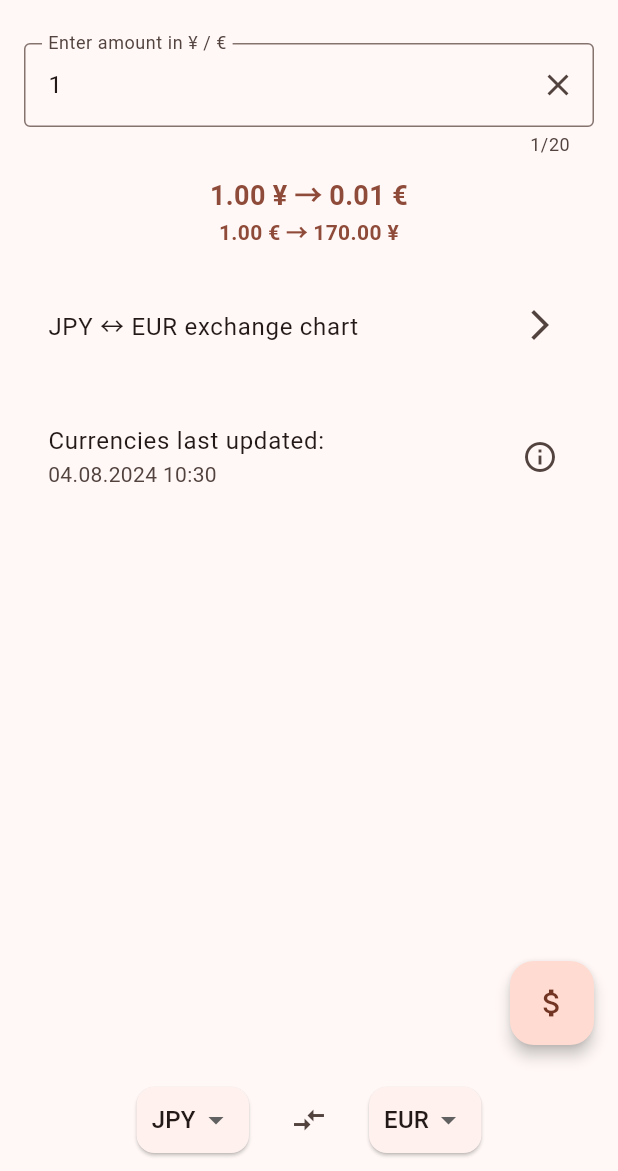
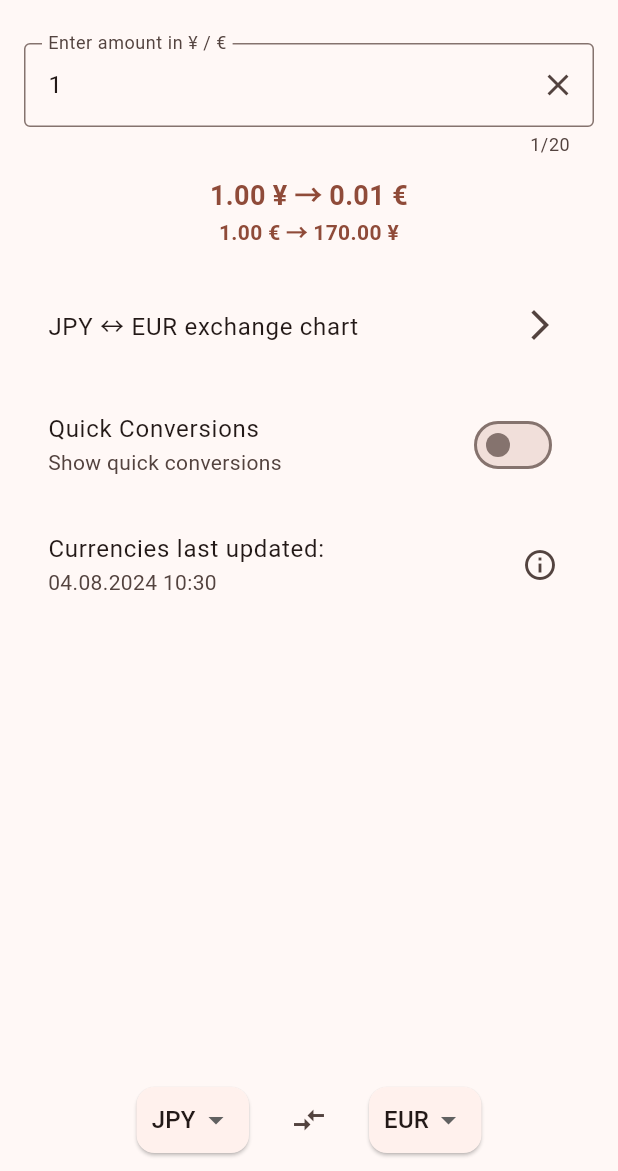
Before and after one commit to yurtemre7/paren, a Flutter app: the screen it shows after launch, on a phone screen of 412 x 824 dp, the part 65-1236 px from its top. Run offline on Flutter 3.47's test engine with Material 3 defaults, Android fonts, the phone set to English and light mode, and no system bars; our stand-ins replace dio, fl_chart, get, share_plus, shared_preferences, url_strategy; network calls fail.

Commit message:
improve quick conversion view

```diff
--- a/lib/screens/home.dart
+++ b/lib/screens/home.dart
@@ -101,16 +101,6 @@ class _HomeState extends State<Home> {
                 ),
               );
             },
-          ),
-        ),
-        floatingActionButton: Obx(
-          () => FloatingActionButton(
-            onPressed: () {
-              showMore.toggle();
-            },
-            elevation: 4,
-            child:
-                Icon(showMore.value ? Icons.money_off_csred_outlined : Icons.attach_money_outlined),
           ),
         ),
         bottomNavigationBar: Obx(
@@ -281,23 +271,25 @@ class _HomeState extends State<Home> {
   }
 
   Widget buildCurrencyData(RxList<Currency> currencies) {
-    return SizedBox(
-      height: showMore.value ? null : 0,
-      child: Container(
-        padding: const EdgeInsets.all(16),
-        child: Column(
-          crossAxisAlignment: CrossAxisAlignment.start,
-          children: [
-            const Text(
-              'Quick Conversions',
-              style: TextStyle(
-                fontSize: 18,
-              ),
+    return Container(
+      padding: const EdgeInsets.symmetric(horizontal: 16),
+      child: Column(
+        children: [
+          SwitchListTile(
+            value: showMore.value,
+            onChanged: (v) {
+              showMore.value = v;
+            },
+            title: const Text('Quick Conversions'),
+            subtitle: Text(
+              showMore.value ? 'Hide quick conversions' : 'Show quick conversions',
             ),
-            8.h,
-            GridView.extent(
+          ),
+          SizedBox(
+            height: showMore.value ? null : 0,
+            child: GridView.extent(
               physics: const NeverScrollableScrollPhysics(),
-              maxCrossAxisExtent: 120,
+              maxCrossAxisExtent: 130,
               shrinkWrap: true,
               mainAxisSpacing: 12,
               crossAxisSpacing: 8,
@@ -332,8 +324,8 @@ class _HomeState extends State<Home> {
                 })
               ],
             ),
-          ],
-        ),
+          ),
+        ],
       ),
     );
   }
```
